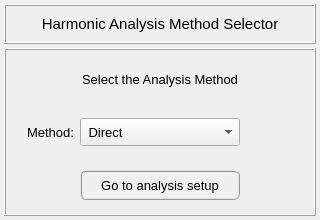
Before: the Qt Designer form pulse/interface/ui_files/analysis/general/harmonic_analysis_method.ui in open-pulse/OpenPulse, drawn with Qt 5.
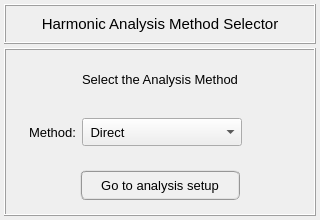
After: the same form once the commit is applied. Icons and pictures are not drawn.

Diff of the .ui file:
```diff
--- a/pulse/interface/ui_files/analysis/general/harmonic_analysis_method.ui
+++ b/pulse/interface/ui_files/analysis/general/harmonic_analysis_method.ui
@@ -344,13 +344,13 @@
           <widget class="QLabel" name="label_2">
            <property name="minimumSize">
             <size>
-             <width>48</width>
+             <width>52</width>
              <height>28</height>
             </size>
            </property>
            <property name="maximumSize">
             <size>
-             <width>48</width>
+             <width>52</width>
              <height>28</height>
             </size>
            </property>
```
